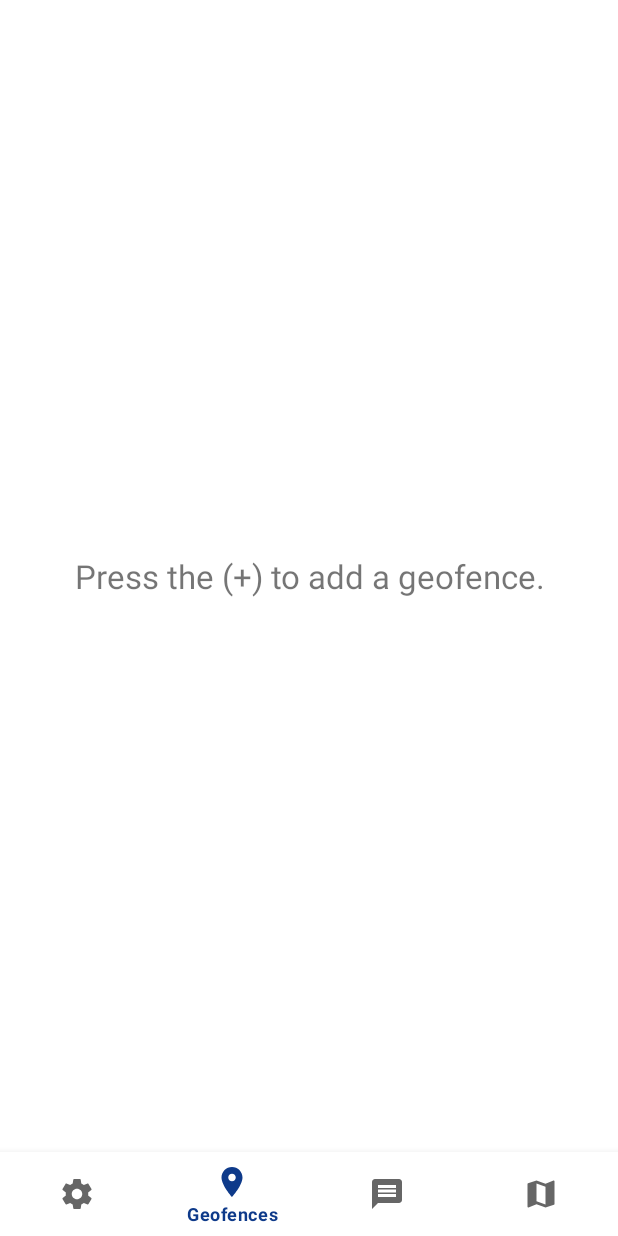
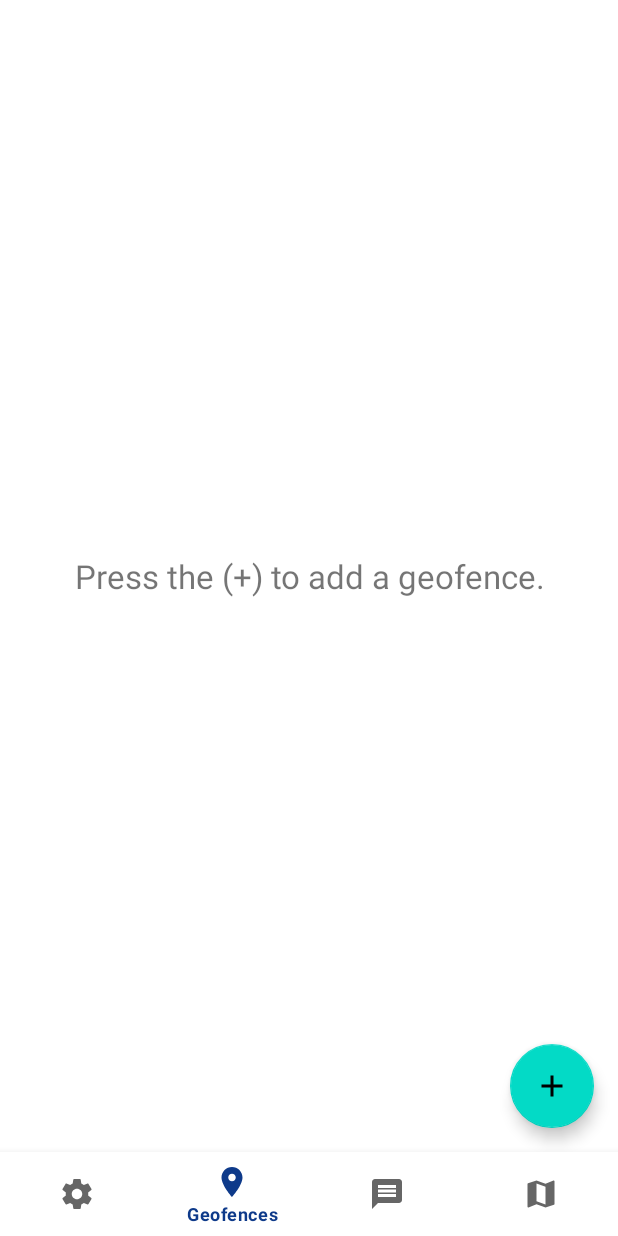
Before and after one commit to benjaminplee/riogeo, an Android app: the screen it shows after launch (MainActivity), on a phone screen of 412 x 824 dp. Run offline under Robolectric (Android 15) with nearby library versions, the phone set to English and light mode, and no system bars.

Commit message:
Working on fab

```diff
--- a/app/src/main/java/yardspoon/riogeo/ui/GeofencesFragment.kt
+++ b/app/src/main/java/yardspoon/riogeo/ui/GeofencesFragment.kt
@@ -4,6 +4,7 @@ import android.os.Bundle
 import android.view.LayoutInflater
 import android.view.View
 import android.view.ViewGroup
+import android.widget.Toast
 import androidx.fragment.app.Fragment
 import kotlinx.android.synthetic.main.fragment_geofences.*
 import yardspoon.riogeo.R
@@ -15,6 +16,10 @@ class GeofencesFragment : Fragment() {
     }
 
     override fun onViewCreated(view: View, savedInstanceState: Bundle?) {
+        add_fab.setOnClickListener {
+            Toast.makeText(context, "Fab touched", Toast.LENGTH_SHORT).show()
+        }
+
         empty_message.visibility = View.VISIBLE
     }
 }
--- /dev/null
+++ b/app/src/main/res/drawable/ic_add.xml
@@ -0,0 +1,5 @@
+<vector android:height="24dp" android:tint="#FFFFFF"
+    android:viewportHeight="24.0" android:viewportWidth="24.0"
+    android:width="24dp" xmlns:android="http://schemas.android.com/apk/res/android">
+    <path android:fillColor="#FF000000" android:pathData="M19,13h-6v6h-2v-6H5v-2h6V5h2v6h6v2z"/>
+</vector>
--- a/app/src/main/res/layout/fragment_geofences.xml
+++ b/app/src/main/res/layout/fragment_geofences.xml
@@ -1,5 +1,6 @@
 <?xml version="1.0" encoding="utf-8"?>
-<FrameLayout xmlns:android="http://schemas.android.com/apk/res/android"
+<androidx.coordinatorlayout.widget.CoordinatorLayout xmlns:android="http://schemas.android.com/apk/res/android"
+    xmlns:app="http://schemas.android.com/apk/res-auto"
     xmlns:tools="http://schemas.android.com/tools"
     android:layout_width="match_parent"
     android:layout_height="match_parent">
@@ -16,9 +17,18 @@
         android:layout_height="wrap_content"
         android:layout_gravity="center"
         android:gravity="center"
-        android:text="Press the (+) to add a geofence."
+        android:text="@string/empty_geofences_message"
         android:textSize="22sp"
         android:visibility="gone"
         tools:visibility="visible" />
 
-</FrameLayout>
+    <com.google.android.material.floatingactionbutton.FloatingActionButton
+        android:id="@+id/add_fab"
+        android:layout_width="wrap_content"
+        android:layout_height="wrap_content"
+        android:layout_gravity="bottom|end"
+        android:layout_margin="16dp"
+        app:fabSize="auto"
+        app:srcCompat="@drawable/ic_add" />
+
+</androidx.coordinatorlayout.widget.CoordinatorLayout>
--- a/app/src/main/res/values/colors.xml
+++ b/app/src/main/res/values/colors.xml
@@ -2,5 +2,5 @@
 <resources>
     <color name="colorPrimary">#0E3A8A</color>
     <color name="colorPrimaryDark">#082658</color>
-    <color name="colorAccent">#CF8701</color>
+    <color name="colorAccent">#6300b9</color>
 </resources>
--- a/app/src/main/res/values/strings.xml
+++ b/app/src/main/res/values/strings.xml
@@ -4,4 +4,5 @@
     <string name="nav_geofences">Geofences</string>
     <string name="nav_events">Events</string>
     <string name="nav_map">Map</string>
+    <string name="empty_geofences_message">Press the (+) to add a geofence.</string>
 </resources>
```
